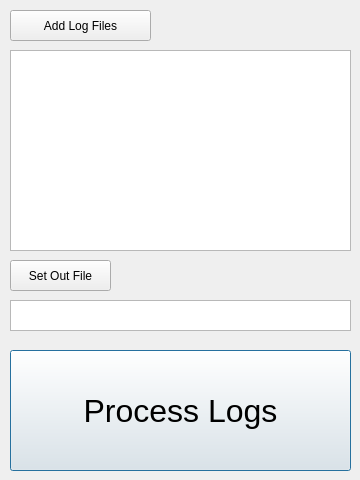
The window that dsLog.ui (PChild/frc-data-scripts) describes before a commit, drawn with Qt 5.
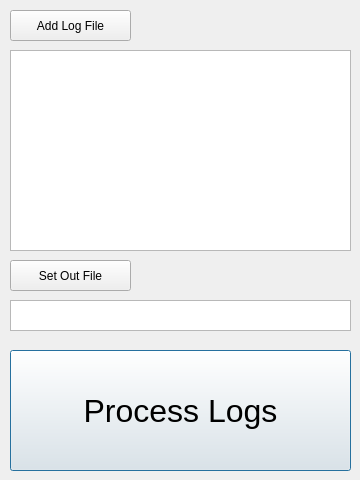
The same window after the commit.

Commit message: Expanding DS Log gui stuff

What changed in the file:
```diff
--- a/dsLog.ui
+++ b/dsLog.ui
@@ -25,19 +25,6 @@
   <property name="windowTitle">
    <string notr="true">DS Log Converter</string>
   </property>
-  <widget class="QToolButton" name="addButton">
-   <property name="geometry">
-    <rect>
-     <x>10</x>
-     <y>10</y>
-     <width>141</width>
-     <height>31</height>
-    </rect>
-   </property>
-   <property name="text">
-    <string>Add Log Files</string>
-   </property>
-  </widget>
   <widget class="QListWidget" name="inputList">
    <property name="geometry">
     <rect>
@@ -48,19 +35,6 @@
     </rect>
    </property>
   </widget>
-  <widget class="QToolButton" name="outButton">
-   <property name="geometry">
-    <rect>
-     <x>10</x>
-     <y>260</y>
-     <width>101</width>
-     <height>31</height>
-    </rect>
-   </property>
-   <property name="text">
-    <string>Set Out File</string>
-   </property>
-  </widget>
   <widget class="QPushButton" name="runButton">
    <property name="geometry">
     <rect>
@@ -95,6 +69,32 @@
     </rect>
    </property>
   </widget>
+  <widget class="QPushButton" name="addButton">
+   <property name="geometry">
+    <rect>
+     <x>10</x>
+     <y>10</y>
+     <width>121</width>
+     <height>31</height>
+    </rect>
+   </property>
+   <property name="text">
+    <string>Add Log File</string>
+   </property>
+  </widget>
+  <widget class="QPushButton" name="outButton">
+   <property name="geometry">
+    <rect>
+     <x>10</x>
+     <y>260</y>
+     <width>121</width>
+     <height>31</height>
+    </rect>
+   </property>
+   <property name="text">
+    <string>Set Out File</string>
+   </property>
+  </widget>
  </widget>
  <resources/>
  <connections/>
```
Left out of the diff: 3 changed lines with no effect on the pictures. The commit also changes 4 other files.
